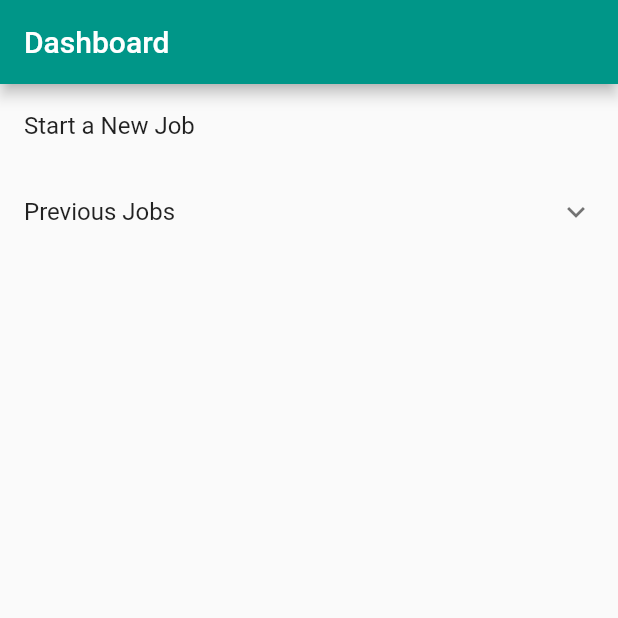
After one commit to hirak214/jcr_app, a Flutter app: the screen it shows after launch, on a phone screen of 412 x 824 dp, the top half of it. The commit adds this screen. Run offline on Flutter 3.47's test engine with Material 2 defaults, Android fonts, the phone set to English and light mode, and no system bars; our stand-ins replace image_picker.

Commit message:
Feat: Dashboard.dart

```diff
--- /dev/null
+++ b/lib/dashboard.dart
@@ -0,0 +1,63 @@
+import 'package:flutter/material.dart';
+import 'pre_work_form.dart';
+import 'activity_form.dart';
+
+void main() {
+  runApp(MyApp());
+}
+
+class MyApp extends StatelessWidget {
+  @override
+  Widget build(BuildContext context) {
+    return MaterialApp(
+      title: 'JCR App',
+      theme: ThemeData(
+        primarySwatch: Colors.teal,
+      ),
+      home: Dashboard(),
+    );
+  }
+}
+
+class Dashboard extends StatelessWidget {
+  @override
+  Widget build(BuildContext context) {
+    return Scaffold(
+      appBar: AppBar(
+        title: Text('Dashboard'),
+      ),
+      body: ListView(
+        children: [
+          ListTile(
+            title: Text('Start a New Job'),
+            onTap: () {
+              Navigator.push(
+                context,
+                MaterialPageRoute(
+                  builder: (context) => PreWorkFormPage(),
+                ),
+              );
+            },
+          ),
+          ExpansionTile(
+            title: Text('Previous Jobs'),
+            children: [
+              ListTile(
+                title: Text('Job 1'),
+                onTap: () {
+                  // Navigate to details of Job 1
+                },
+              ),
+              ListTile(
+                title: Text('Job 2'),
+                onTap: () {
+                  // Navigate to details of Job 2
+                },
+              ),
+            ],
+          ),
+        ],
+      ),
+    );
+  }
+}
--- a/lib/main.dart
+++ b/lib/main.dart
@@ -1,6 +1,7 @@
 import 'package:flutter/material.dart';
 import 'pre_work_form.dart';
 import 'activity_form.dart';
+import 'dashboard.dart';
 
 void main() {
   runApp(MyApp());
@@ -15,7 +16,7 @@ class MyApp extends StatelessWidget {
         primarySwatch: Colors.teal,
       ),
       // home: PreWorkFormPage(),
-      home: ActivityFormPage(),
+      home: Dashboard(),
     );
   }
 }
```
Also changed, not shown: 6 other files.
